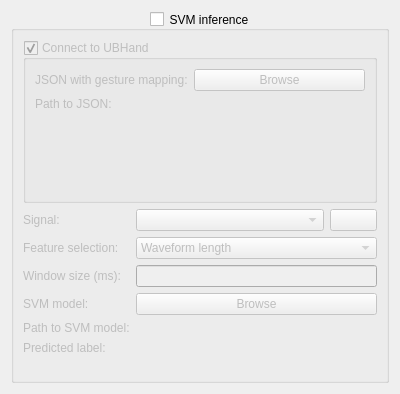
First picture: the form in designer/svm_inference_config.ui, repository pulp-bio/biogui, before the edit.
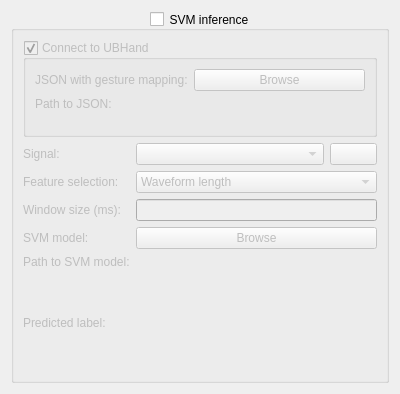
Second picture: the form after the edit. Icons and pictures are not drawn.

Diff of the .ui file:
```diff
--- a/designer/svm_inference_config.ui
+++ b/designer/svm_inference_config.ui
@@ -32,7 +32,7 @@
       <item>
        <widget class="QGroupBox" name="ubHandGroupBox">
         <property name="enabled">
-         <bool>true</bool>
+         <bool>false</bool>
         </property>
         <property name="title">
          <string>Connect to UBHand</string>
@@ -168,14 +168,18 @@
           </property>
          </widget>
         </item>
-        <item row="5" column="0">
+       </layout>
+      </item>
+      <item>
+       <layout class="QHBoxLayout" name="horizontalLayout_2">
+        <item>
          <widget class="QLabel" name="label6">
           <property name="text">
            <string>Predicted label:</string>
           </property>
          </widget>
         </item>
-        <item row="5" column="1">
+        <item>
          <widget class="QLabel" name="svmPredLabel">
           <property name="text">
            <string/>
```
